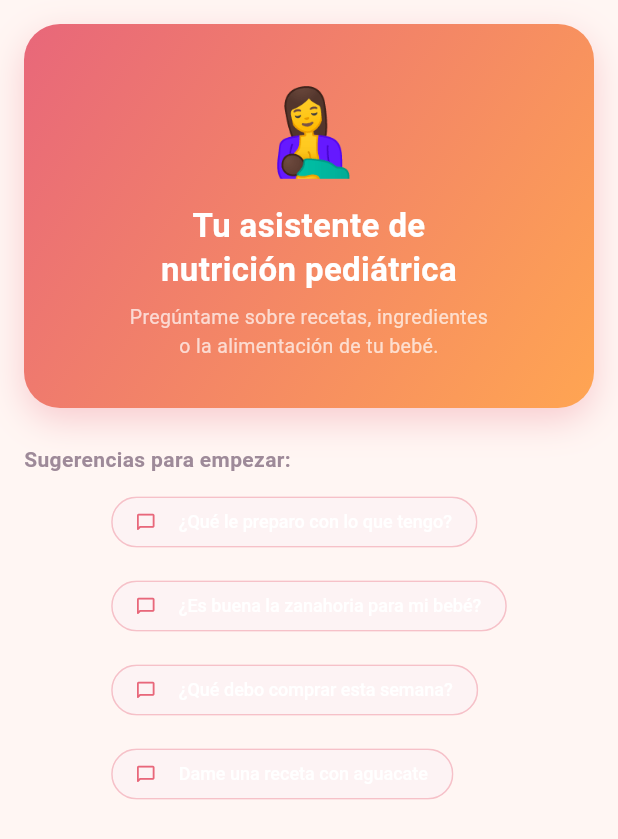
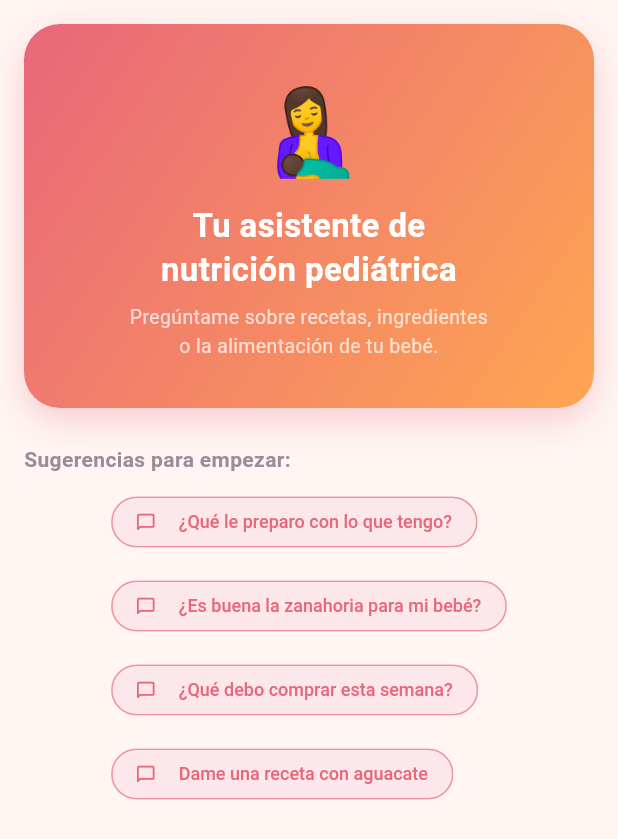
Before and after one commit to paulmrg-461/my_first_food, a Flutter app: the _WelcomeState widget shown alone on an empty page, opened directly with empty values, on a phone screen of 412 x 824 dp. Shown: the top 839 px of the screen. Run offline on Flutter 3.47's test engine with Material 3 defaults, Android fonts, the phone set to English and light mode, and no system bars; our stand-ins replace dartz, dio, equatable, firebase_auth, firebase_core, flutter_bloc and 6 more; accounts and stored records are empty; generated files the repository leaves out were written again.

```diff
--- a/lib/presentation/screens/chat/chat_screen.dart
+++ b/lib/presentation/screens/chat/chat_screen.dart
@@ -163,6 +163,13 @@ class _WelcomeState extends StatelessWidget {
       'Dame una receta con aguacate',
     ];
 
+    final brightness = Theme.of(context).brightness;
+    final isDark = brightness == Brightness.dark;
+    final chipBgAlpha = isDark ? 0.08 : 0.15;
+    final chipBorderAlpha = isDark ? 0.2 : 0.4;
+    final chipForeground =
+        isDark ? AppColors.primaryLight : AppColors.primary;
+
     return SingleChildScrollView(
       padding: const EdgeInsets.all(AppSpacing.md),
       child: Column(
@@ -223,11 +230,17 @@ class _WelcomeState extends StatelessWidget {
             runSpacing: AppSpacing.sm,
             children: suggestions
                 .map((s) => ActionChip(
-                      avatar: const Icon(Icons.chat_bubble_outline_rounded, size: 14),
-                      label: Text(s, style: const TextStyle(fontSize: 12)),
+                      avatar: Icon(Icons.chat_bubble_outline_rounded,
+                          size: 14, color: chipForeground),
+                      label: Text(s,
+                          style: TextStyle(
+                              fontSize: 12, color: chipForeground)),
                       onPressed: () => onSuggestion(s),
-                      backgroundColor: AppColors.primary.withValues(alpha: 0.08),
-                      side: BorderSide(color: AppColors.primary.withValues(alpha: 0.2)),
+                      backgroundColor:
+                          AppColors.primary.withValues(alpha: chipBgAlpha),
+                      side: BorderSide(
+                          color: AppColors.primary
+                              .withValues(alpha: chipBorderAlpha)),
                     ))
                 .toList(),
           ),
--- a/lib/presentation/theme/app_theme.dart
+++ b/lib/presentation/theme/app_theme.dart
@@ -141,7 +141,10 @@ class AppTheme {
           elevation: 0,
           scrolledUnderElevation: 0,
           centerTitle: true,
+          backgroundColor: Colors.transparent,
+          foregroundColor: Colors.white,
           titleTextStyle: TextStyle(
+            color: Colors.white,
             fontSize: 18,
             fontWeight: FontWeight.w600,
           ),
--- a/pubspec.yaml
+++ b/pubspec.yaml
@@ -43,3 +43,9 @@ flutter:
     - .env
     - assets/docs/
     - assets/images/
+
+flutter_launcher_icons:
+  android: "launcher_icon"
+  ios: true
+  image_path: "assets/images/logo_no_bg.png"
+  min_sdk_android: 21 # android min sdk min:16, default 21
```
Also changed, not shown: lib/presentation/screens/baby/baby_screen.dart (+31 -0 lines), lib/presentation/screens/suggestions/suggestions_screen.dart (+61 -17 lines).
